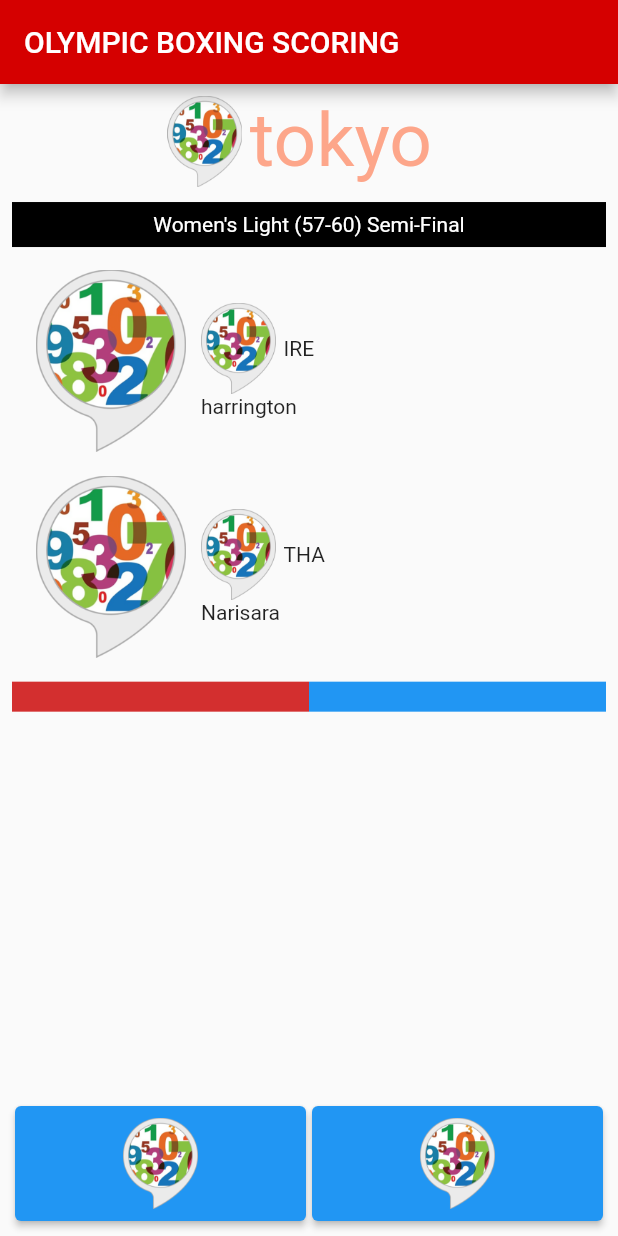
After one commit to Narisara418/homeworks8, a Flutter app: the Olympicpage screen opened directly, on a phone screen of 412 x 824 dp. The commit adds this screen. Run offline on Flutter 3.47's test engine with Material 2 defaults, Android fonts, the phone set to English and light mode, and no system bars.

Commit message:
Work8finish

```diff
--- a/lib/Tip_work6.dart
+++ b/lib/Tip_work6.dart
@@ -52,7 +52,7 @@ class HomePage extends StatelessWidget {
           child: Column(
             mainAxisAlignment: MainAxisAlignment.center,
             children: [
-              /* Row(
+              /*Row(
                 children: [
                   Container(width: 50.0, height: 50.0, color: Colors.blue),
                   Expanded(
--- /dev/null
+++ b/lib/scorring.dart
@@ -0,0 +1,35 @@
+import 'dart:math';
+import 'package:flutter/cupertino.dart';
+import 'package:flutter/material.dart';
+
+class scorring{
+  int red =0;
+  int blue=0;
+  int c=0;
+
+  scorring(){
+    red = 0;
+    blue = 0;
+    c=0;
+  }
+
+  int doRed(){
+    c++;
+    red++;
+      if(red == 10) {
+        return 1;
+      }
+    return 0;
+  }
+
+  int doBlue(){
+    c++;
+    blue++;
+      if(blue == 10) {
+        return 1;
+      }
+    return 0;
+  }
+
+
+}
--- /dev/null
+++ b/lib/testMid.dart
@@ -0,0 +1,269 @@
+import 'package:flutter/cupertino.dart';
+import 'package:flutter/material.dart';
+import 'package:homeworks6/scorring.dart';
+
+void main() {
+  runApp(const MyApp());
+}
+
+class MyApp extends StatelessWidget {
+  const MyApp({Key? key}) : super(key: key);
+
+  @override
+  Widget build(BuildContext context) {
+    return MaterialApp(
+      title: 'Flutter Demo',
+      theme: ThemeData(
+        primarySwatch: Colors.deepOrange,
+      ),
+      home: Olympicpage(),
+    );
+  }
+}
+
+class Olympicpage extends StatelessWidget {
+  Olympicpage({Key? key}) : super(key: key);
+
+  var scor = scorring();
+
+  @override
+  Widget build(BuildContext context) {
+    return Scaffold(
+        appBar: AppBar(
+          title: const Text('OLYMPIC BOXING SCORING'),
+          backgroundColor: Colors.redAccent.shade700,
+        ),
+        body: Padding(
+            padding: const EdgeInsets.all(8.0),
+            child: Container(
+              alignment: Alignment.center,
+              child: Column(
+                children: [
+                  Row(
+                    mainAxisAlignment: MainAxisAlignment.center,
+                    children: [
+                      Image.asset('assets/images/guess_logo.png', width: 50),
+                      SizedBox(width: 5.0),
+                      Column(
+                        mainAxisSize: MainAxisSize.min,
+                        children: [
+                          Text(
+                            'tokyo ',
+                            style: TextStyle(
+                              fontSize: 50.0,
+                              color: Colors.deepOrangeAccent.withOpacity(0.6),
+                            ),
+                          ),
+                        ],
+                      ),
+                    ],
+                  ),
+                  SizedBox(height: 10),
+                  Row(
+                    children: [
+                      Expanded(
+                          child: Container(
+                            width: 50.0,
+                            height: 30.0,
+                            color: Colors.black,
+                            child: Text(
+                              'Women\'s Light (57-60) Semi-Final',
+                              textAlign: TextAlign.center,
+                              style: TextStyle(
+                                color: Colors.white,
+                              ),
+                            ),
+                            alignment: Alignment.center,
+                          )),
+                    ],
+                  ),
+                  SizedBox(height: 15),
+                  Row(
+                    mainAxisAlignment: MainAxisAlignment.start,
+                    children: [
+                      Padding(
+                        padding: const EdgeInsets.only(left: 16.0),
+                        child: Image.asset('assets/images/guess_logo.png',
+                            width: 100),
+                      ),
+                      SizedBox(width: 10),
+                      Column(
+                        crossAxisAlignment: CrossAxisAlignment.start,
+                        children: [
+                          Padding(
+                            padding: const EdgeInsets.all(0.0),
+                            child: Row(
+                              children: [
+                                Image.asset('assets/images/guess_logo.png',
+                                    width: 50),
+                                SizedBox(width: 5),
+                                Text('IRE'),
+                              ],
+                            ),
+                          ),
+                          SizedBox(width: 2.5),
+                          Padding(
+                            padding: const EdgeInsets.all(0.0),
+                            child: Text('harrington'),
+                          ),
+                        ],
+                      )
+                    ],
+                  ),
+                  SizedBox(height: 16),
+                  Row(
+                    mainAxisAlignment: MainAxisAlignment.start,
+                    children: [
+                      Padding(
+                        padding: const EdgeInsets.only(left: 16.0),
+                        child: Image.asset('assets/images/guess_logo.png',
+                            width: 100),
+                      ),
+                      SizedBox(width: 10),
+                      Column(
+                        crossAxisAlignment: CrossAxisAlignment.start,
+                        children: [
+                          Padding(
+                            padding: const EdgeInsets.all(0.0),
+                            child: Row(
+                              children: [
+                                Image.asset('assets/images/guess_logo.png',
+                                    width: 50),
+                                SizedBox(width: 5),
+                                Text('THA'),
+                              ],
+                            ),
+                          ),
+                          SizedBox(width: 2.5),
+                          Padding(
+                            padding: const EdgeInsets.all(0.0),
+                            child: Text('Narisara'),
+                          ),
+                        ],
+                      )
+                    ],
+                  ),
+                  SizedBox(
+                    height: 16,
+                  ),
+                  Row(
+                    children: [
+                      Expanded(
+                        child:
+                        Container(height: 20.0, color: Colors.red.shade700),
+                      ),
+                      Expanded(
+                        child: Container(height: 20.0, color: Colors.blue),
+                      ),
+                    ],
+                  ),
+                  Expanded(
+                    child: Container(
+
+                    ),
+                  ),
+                  Row(
+                    children: [
+                      Expanded(
+                        child: Padding(
+                          padding: const EdgeInsets.all(2.0),
+                          child: ElevatedButton(
+                            onPressed: () {
+                              var result = scor.doRed();
+                              if (result == 0) {
+                                showDialog(
+                                  context: context, builder: (BuildContext context){
+                                    return AlertDialog(
+                                      content: Text('${scor.red}  Round ${scor.c}  ${scor.blue}'),
+                                      actions: [
+                                        TextButton(
+                                            onPressed: () {
+                                              Navigator.of(context).pop();
+                                            },
+                                            child: Text('OK')
+                                        )
+                                      ],
+                                    );
+                                });
+                            }else{
+                                showDialog(
+                                    context: context, builder: (BuildContext context){
+                                  return AlertDialog(
+                                    content: Text('IRE WIN!!! \nScore: ${scor.red} : ${scor.blue} \nIn round ${scor.c}'),
+                                    actions: [
+                                      TextButton(
+                                          onPressed: () {
+                                            Navigator.of(context).pop();
+                                          },
+                                          child: Text('OK')
+                                      )
+                                    ],
+                                  );
+                                });
+                              }
+                            },
+                            child: Padding(
+                              padding: const EdgeInsets.all(8.0),
+                              child: Image.asset(
+                                'assets/images/guess_logo.png',
+                                width: 50,
+                              ),
+                            ),
+                          ),
+                        ),
+                      ),
+                      Expanded(
+                        child: Padding(
+                          padding: const EdgeInsets.all(2.0),
+                          child: ElevatedButton(
+                            onPressed: () {
+                              var result = scor.doBlue();
+                              if (result == 0) {
+                                showDialog(
+                                    context: context, builder: (BuildContext context){
+                                  return AlertDialog(
+                                    content: Text('${scor.red}  Round ${scor.c}  ${scor.blue}'),
+                                    actions: [
+                                      TextButton(
+                                          onPressed: () {
+                                            Navigator.of(context).pop();
+                                          },
+                                          child: Text('OK')
+                                      )
+                                    ],
+                                  );
+                                });
+                              }else{
+                                showDialog(
+                                    context: context, builder: (BuildContext context){
+                                  return AlertDialog(
+                                    content: Text('THA WIN!!! \nScore: ${scor.blue} : ${scor.red} \nIn round ${scor.c}'),
+                                    actions: [
+                                      TextButton(
+                                          onPressed: () {
+                                            Navigator.of(context).pop();
+                                          },
+                                          child: Text('OK')
+                                      )
+                                    ],
+                                  );
+                                });
+                              }
+                            },
+                            child: Padding(
+                              padding: const EdgeInsets.all(8.0),
+                              child: Image.asset(
+                                'assets/images/guess_logo.png',
+                                width: 50,
+                              ),
+                            ),
+                          ),
+                        ),
+                      ),
+                    ],
+                  ),
+                ],
+              ),
+            )));
+  }
+}
```
Also changed, not shown: lib/game.dart (+36 -1 lines), lib/work8.dart (added, +233 -0 lines).
